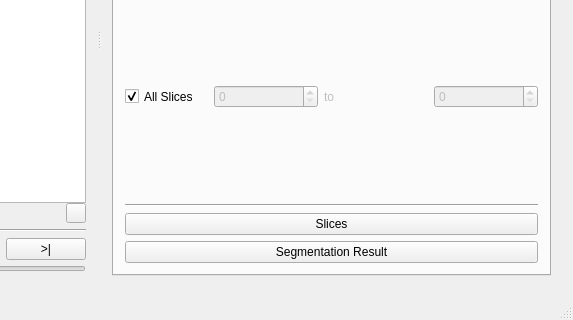
First picture: the form in mainwindow.ui, repository prsousa/TomSeg, before the edit; both pictures show x 394 to 967 and y 256 to 576 of the 967 by 576 pixel window.
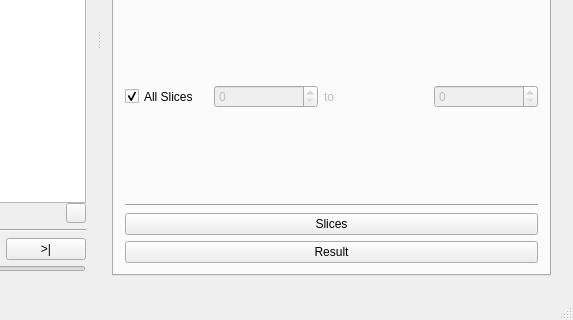
Second picture: the form after the edit. Icons and pictures are not drawn.

The edit to the form file:
```diff
--- a/mainwindow.ui
+++ b/mainwindow.ui
@@ -903,7 +903,7 @@
             <item>
              <widget class="QPushButton" name="exportSegmentationButton">
               <property name="text">
-               <string>Segmentation Result</string>
+               <string>Result</string>
               </property>
              </widget>
             </item>
```
Left out of the diff: 8 changed lines with no effect on the pictures.
